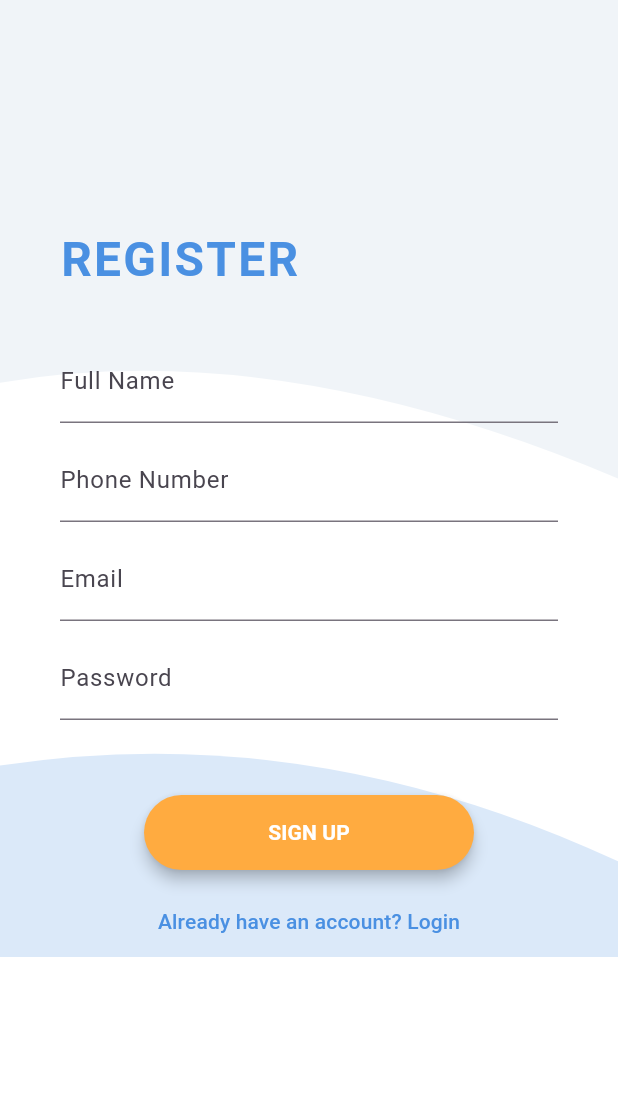
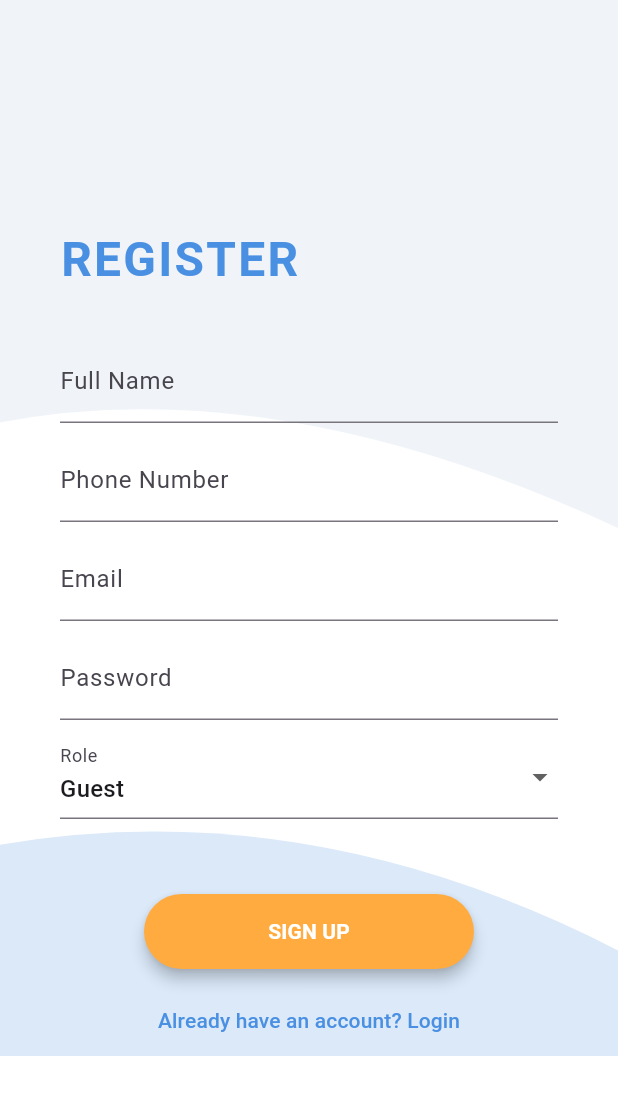
Before and after one commit to 12mrsky/hotel-kyc-frontend, a Flutter app: the RegisterScreen screen opened directly, on a phone screen of 412 x 824 dp. Shown: the top 1095 px of the screen. Run offline on Flutter 3.47's test engine with Material 3 defaults, Android fonts, the phone set to English and light mode, and no system bars.

Commit message:
update register_screen.dartt

```diff
--- a/lib/screens/register_screen.dart
+++ b/lib/screens/register_screen.dart
@@ -17,6 +17,9 @@ class _RegisterScreenState extends State<RegisterScreen> {
   final _authService = AuthService();
   bool _isLoading = false;
 
+  // 🔥 ADD THIS (Role variable)
+  String selectedRole = "Guest";
+
   void _handleRegister() async {
     print("Button clicked");
 
@@ -28,6 +31,7 @@ class _RegisterScreenState extends State<RegisterScreen> {
         _emailController.text.trim(),
         _passController.text.trim(),
         _phoneController.text.trim(),
+        role: selectedRole, // 🔥 ADD THIS
       );
 
       print("Status: ${response.statusCode}");
@@ -104,6 +108,25 @@ class _RegisterScreenState extends State<RegisterScreen> {
                 obscureText: true,
               ),
 
+              const SizedBox(height: 10),
+
+              // 🔥 ADD THIS (Role Dropdown)
+              DropdownButtonFormField<String>(
+                value: selectedRole,
+                decoration: const InputDecoration(labelText: "Role"),
+                items: ["Guest", "Admin"].map((role) {
+                  return DropdownMenuItem(
+                    value: role,
+                    child: Text(role),
+                  );
+                }).toList(),
+                onChanged: (value) {
+                  setState(() {
+                    selectedRole = value!;
+                  });
+                },
+              ),
+
               const SizedBox(height: 50),
 
               Center(
```
